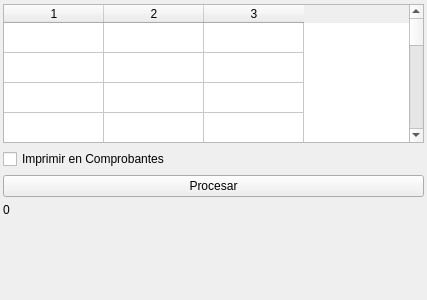
Before: the Qt Designer form billinglistwindow.ui in GonzaloHernandez/jpbilling, drawn with Qt 5.
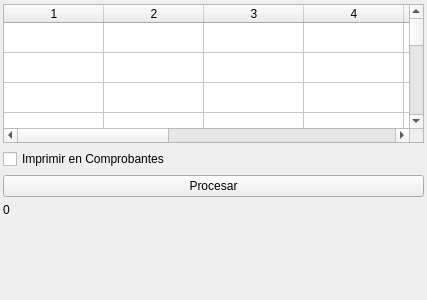
After: the same form once the commit is applied.

Commit message: Print Billing and Home History

Diff of the .ui file:
```diff
--- a/billinglistwindow.ui
+++ b/billinglistwindow.ui
@@ -32,7 +32,7 @@
       <number>49</number>
      </property>
      <property name="columnCount">
-      <number>3</number>
+      <number>10</number>
      </property>
      <attribute name="verticalHeaderVisible">
       <bool>false</bool>
@@ -89,6 +89,13 @@
      <column/>
      <column/>
      <column/>
+     <column/>
+     <column/>
+     <column/>
+     <column/>
+     <column/>
+     <column/>
+     <column/>
     </widget>
    </item>
    <item>
```
The commit also changes 2 other files.
